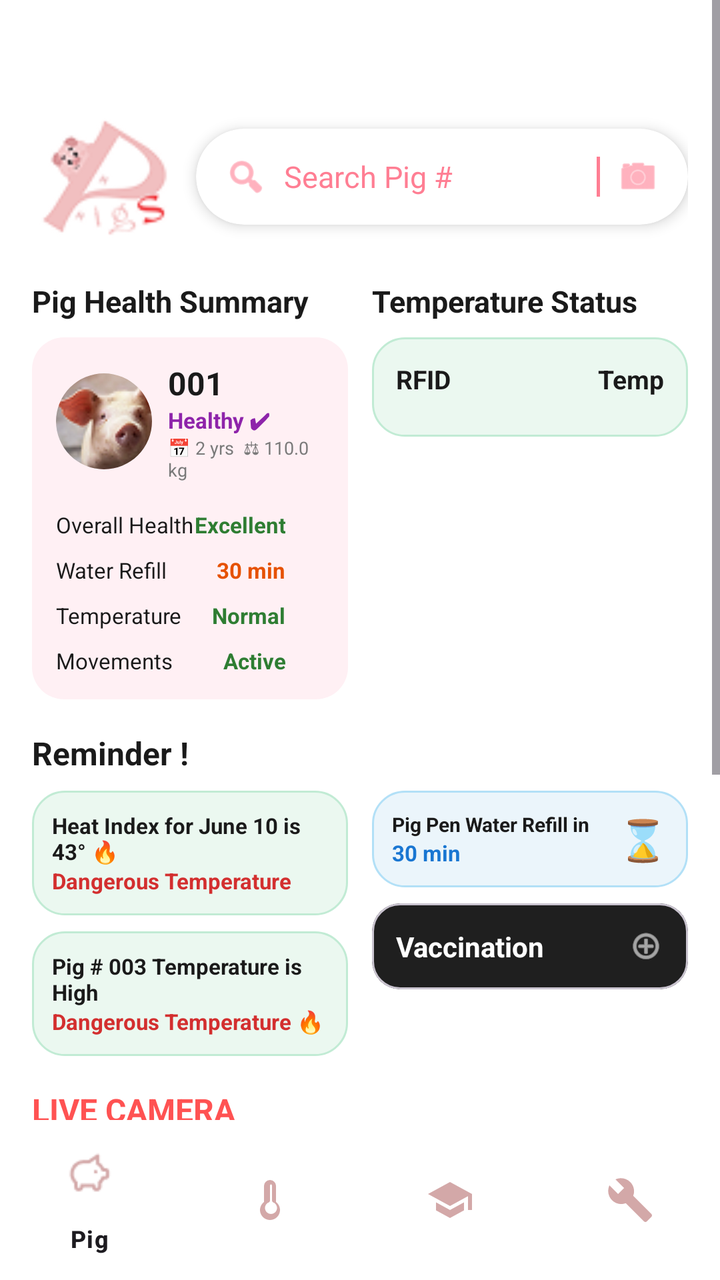
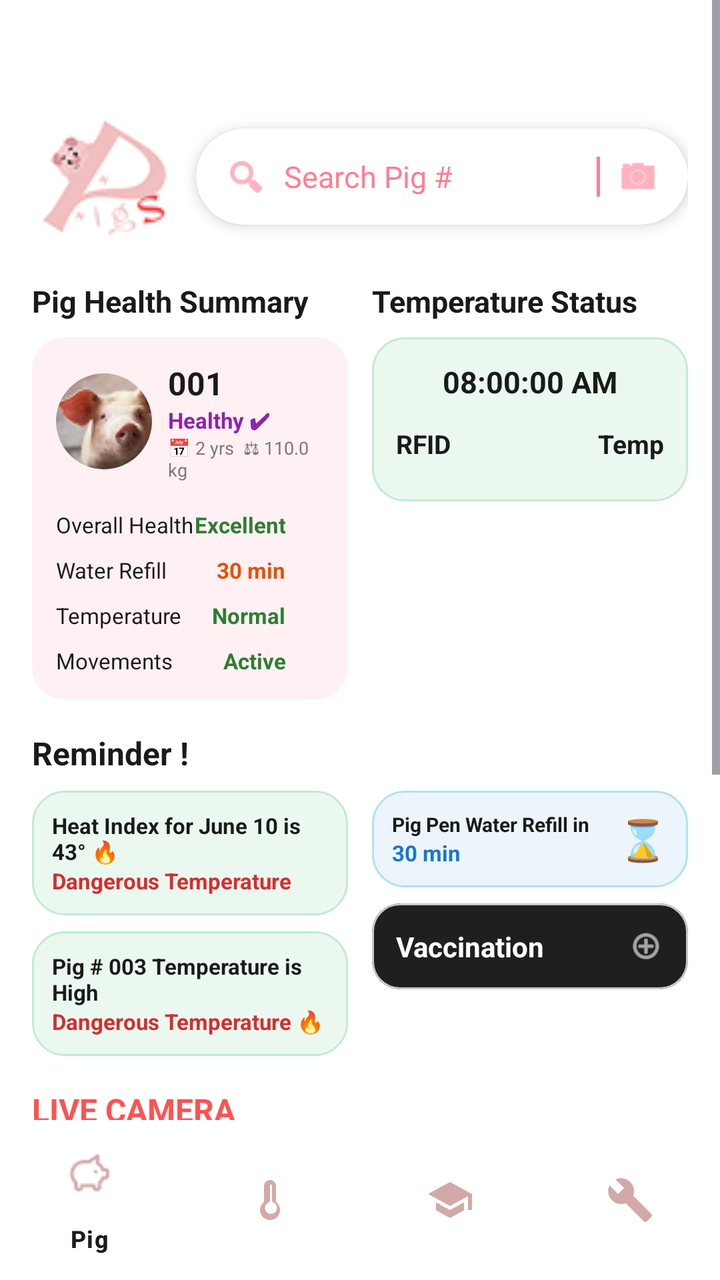

Before-and-after screenshots of an Android layout around one commit, followed by the original layout XML and the change that was made.
<!-- AndroidManifest.xml: application theme Theme.PigS -->
<!-- res/layout/activity_main.xml -->
<?xml version="1.0" encoding="utf-8"?>
<LinearLayout xmlns:android="http://schemas.android.com/apk/res/android"
    xmlns:app="http://schemas.android.com/apk/res-auto"
    android:layout_width="match_parent"
    android:layout_height="match_parent"
    android:background="#FFFFFF"
    android:orientation="vertical">

    <ScrollView
        android:layout_width="match_parent"
        android:layout_height="0dp"
        android:layout_weight="1"
        android:fillViewport="true">

        <LinearLayout
            android:layout_width="match_parent"
            android:layout_height="wrap_content"
            android:orientation="vertical"
            android:padding="16dp">

            <TextView
                android:id="@+id/tvWelcomeMessage"
                android:layout_width="wrap_content"
                android:layout_height="wrap_content"
                android:layout_marginBottom="12dp"
                android:textColor="@color/text_dark"
                android:textSize="18sp"
                android:textStyle="bold" />

            
            <LinearLayout
                android:layout_width="match_parent"
                android:layout_height="wrap_content"
                android:gravity="center_vertical"
                android:orientation="horizontal">

                
                <ImageView
                    android:id="@+id/imgLogo"
                    android:layout_width="72dp"
                    android:layout_height="72dp"
                    android:adjustViewBounds="true"
                    android:contentDescription="PigSensor Logo"
                    android:scaleType="fitCenter"
                    android:src="@drawable/smalllogo" />

                
                <com.google.android.material.card.MaterialCardView
                    android:layout_width="0dp"
                    android:layout_height="48dp"
                    android:layout_marginStart="10dp"
                    android:layout_weight="1"
                    app:cardBackgroundColor="@color/white"
                    app:cardCornerRadius="24dp"
                    app:cardElevation="4dp"
                    app:strokeWidth="0dp">

                    <LinearLayout
                        android:layout_width="match_parent"
                        android:layout_height="match_parent"
                        android:gravity="center_vertical"
                        android:orientation="horizontal"
                        android:paddingHorizontal="14dp">

                        <ImageView
                            android:layout_width="22dp"
                            android:layout_height="22dp"
                            android:src="@android:drawable/ic_menu_search"
                            app:tint="@color/search_hint_pink" />

                        <EditText
                            android:id="@+id/etSearch"
                            android:layout_width="0dp"
                            android:layout_height="match_parent"
                            android:layout_weight="1"
                            android:background="@null"
                            android:hint="Search Pig #"
                            android:paddingHorizontal="8dp"
                            android:textColor="@color/text_dark"
                            android:textColorHint="@color/search_hint_pink"
                            android:textSize="15sp" />

                        
                        <View
                            android:layout_width="1.5dp"
                            android:layout_height="20dp"
                            android:layout_marginEnd="8dp"
                            android:background="@color/search_hint_pink" />

                        <ImageView
                            android:layout_width="22dp"
                            android:layout_height="22dp"
                            android:src="@android:drawable/ic_menu_camera"
                            app:tint="@color/search_hint_pink" />
                    </LinearLayout>
                </com.google.android.material.card.MaterialCardView>
            </LinearLayout>

            
            <LinearLayout
                android:layout_width="match_parent"
                android:layout_height="wrap_content"
                android:layout_marginTop="16dp"
                android:baselineAligned="false"
                android:orientation="horizontal">

                
                <LinearLayout
                    android:layout_width="0dp"
                    android:layout_height="wrap_content"
                    android:layout_marginEnd="6dp"
                    android:layout_weight="1"
                    android:orientation="vertical">

                    <TextView
                        android:layout_width="wrap_content"
                        android:layout_height="wrap_content"
                        android:text="Pig Health Summary"
                        android:textColor="@color/text_dark"
                        android:textSize="15sp"
                        android:textStyle="bold" />

                    <LinearLayout
                        android:layout_width="match_parent"
                        android:layout_height="wrap_content"
                        android:layout_marginTop="8dp"
                        android:background="@drawable/bg_card_pink"
                        android:orientation="vertical"
                        android:padding="12dp">

                        
                        <LinearLayout
                            android:layout_width="match_parent"
                            android:layout_height="wrap_content"
                            android:gravity="center_vertical"
                            android:orientation="horizontal">

                            <com.google.android.material.imageview.ShapeableImageView
                                android:layout_width="48dp"
                                android:layout_height="48dp"
                                android:scaleType="centerCrop"
                                android:src="@drawable/pigdash"
                                app:shapeAppearanceOverlay="@style/ShapeAppearance.Material3.Corner.Full" />

                            <LinearLayout
                                android:layout_width="wrap_content"
                                android:layout_height="wrap_content"
                                android:layout_marginStart="8dp"
                                android:orientation="vertical">

                                <TextView
                                    android:layout_width="wrap_content"
                                    android:layout_height="wrap_content"
                                    android:text="001"
                                    android:textColor="@color/text_dark"
                                    android:textSize="16sp"
                                    android:textStyle="bold" />

                                <TextView
                                    android:layout_width="wrap_content"
                                    android:layout_height="wrap_content"
                                    android:text="Healthy ✔"
                                    android:textColor="@color/text_purple"
                                    android:textSize="11sp"
                                    android:textStyle="bold" />

                                <TextView
                                    android:layout_width="wrap_content"
                                    android:layout_height="wrap_content"
                                    android:text="📅 2 yrs  ⚖ 110.0 kg"
                                    android:textColor="@color/text_muted"
                                    android:textSize="9sp" />
                            </LinearLayout>
                        </LinearLayout>

                        
                        <TableLayout
                            android:layout_width="match_parent"
                            android:layout_height="wrap_content"
                            android:layout_marginTop="14dp">

                            <TableRow android:layout_marginBottom="8dp">

                                <TextView
                                    android:text="Overall Health"
                                    android:textColor="@color/text_dark"
                                    android:textSize="11sp" />

                                <TextView
                                    android:gravity="end"
                                    android:text="Excellent"
                                    android:textColor="@color/text_green"
                                    android:textSize="11sp"
                                    android:textStyle="bold" />
                            </TableRow>

                            <TableRow android:layout_marginBottom="8dp">

                                <TextView
                                    android:text="Water Refill"
                                    android:textColor="@color/text_dark"
                                    android:textSize="11sp" />

                                <TextView
                                    android:gravity="end"
                                    android:text="30 min"
                                    android:textColor="@color/text_orange"
                                    android:textSize="11sp"
                                    android:textStyle="bold" />
                            </TableRow>

                            <TableRow android:layout_marginBottom="8dp">

                                <TextView
                                    android:text="Temperature"
                                    android:textColor="@color/text_dark"
                                    android:textSize="11sp" />

                                <TextView
                                    android:gravity="end"
                                    android:text="Normal"
                                    android:textColor="@color/text_green"
                                    android:textSize="11sp"
                                    android:textStyle="bold" />
                            </TableRow>

                            <TableRow>

                                <TextView
                                    android:text="Movements"
                                    android:textColor="@color/text_dark"
                                    android:textSize="11sp" />

                                <TextView
                                    android:gravity="end"
                                    android:text="Active"
                                    android:textColor="@color/text_green"
                                    android:textSize="11sp"
                                    android:textStyle="bold" />
                            </TableRow>
                        </TableLayout>
                    </LinearLayout>
                </LinearLayout>

                
                <LinearLayout
                    android:layout_width="0dp"
                    android:layout_height="wrap_content"
                    android:layout_marginStart="6dp"
                    android:layout_weight="1"
                    android:orientation="vertical">

                    <TextView
                        android:layout_width="wrap_content"
                        android:layout_height="wrap_content"
                        android:text="Temperature Status"
                        android:textColor="@color/text_dark"
                        android:textSize="15sp"
                        android:textStyle="bold" />

                    <LinearLayout
                        android:layout_width="match_parent"
                        android:layout_height="wrap_content"
                        android:layout_marginTop="8dp"
                        android:background="@drawable/bg_card_green"
                        android:orientation="vertical"
                        android:padding="12dp">

                        <TableLayout
                            android:id="@+id/tableTemperature"
                            android:layout_width="match_parent"
                            android:layout_height="wrap_content"
                            android:stretchColumns="*">

                            
                            <TableRow android:layout_marginBottom="8dp">

                                <TextView
                                    android:layout_width="0dp"
                                    android:layout_height="wrap_content"
                                    android:layout_weight="1"
                                    android:text="RFID"
                                    android:textColor="@color/text_dark"
                                    android:textSize="13sp"
                                    android:textStyle="bold" />

                                <TextView
                                    android:layout_width="0dp"
                                    android:layout_height="wrap_content"
                                    android:layout_weight="1"
                                    android:gravity="end"
                                    android:text="Temp"
                                    android:textColor="@color/text_dark"
                                    android:textSize="13sp"
                                    android:textStyle="bold" />
                            </TableRow>
                        </TableLayout>
                    </LinearLayout>
                </LinearLayout>
            </LinearLayout>

            
            <TextView
                android:layout_width="wrap_content"
                android:layout_height="wrap_content"
                android:layout_marginTop="16dp"
                android:text="Reminder !"
                android:textColor="@color/text_dark"
                android:textSize="16sp"
                android:textStyle="bold" />

            <LinearLayout
                android:layout_width="match_parent"
                android:layout_height="wrap_content"
                android:layout_marginTop="8dp"
                android:orientation="horizontal">

                
                <LinearLayout
                    android:layout_width="0dp"
                    android:layout_height="wrap_content"
                    android:layout_marginEnd="6dp"
                    android:layout_weight="1"
                    android:orientation="vertical">

                    
                    <LinearLayout
                        android:id="@+id/cardHeatIndex"
                        android:layout_width="match_parent"
                        android:layout_height="wrap_content"
                        android:background="@drawable/bg_card_green"
                        android:clickable="true"
                        android:focusable="true"
                        android:foreground="?android:attr/selectableItemBackground"
                        android:orientation="vertical"
                        android:padding="10dp">

                        <TextView
                            android:layout_width="wrap_content"
                            android:layout_height="wrap_content"
                            android:text="Heat Index for June 10 is 43° 🔥"
                            android:textColor="@color/text_dark"
                            android:textSize="11sp"
                            android:textStyle="bold" />

                        <TextView
                            android:layout_width="wrap_content"
                            android:layout_height="wrap_content"
                            android:text="Dangerous Temperature"
                            android:textColor="@color/text_red"
                            android:textSize="11sp"
                            android:textStyle="bold" />
                    </LinearLayout>

                    <LinearLayout
                        android:layout_width="match_parent"
                        android:layout_height="wrap_content"
                        android:layout_marginTop="8dp"
                        android:background="@drawable/bg_card_green"
                        android:orientation="vertical"
                        android:padding="10dp">

                        <TextView
                            android:layout_width="wrap_content"
                            android:layout_height="wrap_content"
                            android:text="Pig # 003 Temperature is High"
                            android:textColor="@color/text_dark"
                            android:textSize="11sp"
                            android:textStyle="bold" />

                        <TextView
                            android:layout_width="wrap_content"
                            android:layout_height="wrap_content"
                            android:text="Dangerous Temperature 🔥"
                            android:textColor="@color/text_red"
                            android:textSize="11sp"
                            android:textStyle="bold" />
                    </LinearLayout>
                </LinearLayout>

                
                <LinearLayout
                    android:layout_width="0dp"
                    android:layout_height="wrap_content"
                    android:layout_marginStart="6dp"
                    android:layout_weight="1"
                    android:orientation="vertical">

                    <LinearLayout
                        android:layout_width="match_parent"
                        android:layout_height="wrap_content"
                        android:background="@drawable/bg_card_blue"
                        android:gravity="center_vertical"
                        android:orientation="horizontal"
                        android:padding="10dp">

                        <LinearLayout
                            android:layout_width="0dp"
                            android:layout_height="wrap_content"
                            android:layout_weight="1"
                            android:orientation="vertical">

                            <TextView
                                android:layout_width="wrap_content"
                                android:layout_height="wrap_content"
                                android:text="Pig Pen Water Refill in"
                                android:textColor="@color/text_dark"
                                android:textSize="10sp"
                                android:textStyle="bold" />

                            <TextView
                                android:layout_width="wrap_content"
                                android:layout_height="wrap_content"
                                android:text="30 min"
                                android:textColor="@color/text_blue"
                                android:textSize="11sp"
                                android:textStyle="bold" />
                        </LinearLayout>

                        <TextView
                            android:layout_width="wrap_content"
                            android:layout_height="wrap_content"
                            android:text="⌛"
                            android:textSize="20sp" />
                    </LinearLayout>

                    <com.google.android.material.card.MaterialCardView
                        android:id="@+id/btnVaccination"
                        android:layout_width="match_parent"
                        android:layout_height="wrap_content"
                        android:layout_marginTop="8dp"
                        app:cardBackgroundColor="@color/btn_dark"
                        app:cardCornerRadius="14dp"
                        app:cardElevation="0dp">

                        <LinearLayout
                            android:layout_width="match_parent"
                            android:layout_height="wrap_content"
                            android:gravity="center_vertical"
                            android:orientation="horizontal"
                            android:padding="12dp">

                            <TextView
                                android:layout_width="0dp"
                                android:layout_height="wrap_content"
                                android:layout_weight="1"
                                android:text="Vaccination"
                                android:textColor="@color/white"
                                android:textSize="14sp"
                                android:textStyle="bold" />

                            <ImageView
                                android:layout_width="18dp"
                                android:layout_height="18dp"
                                android:src="@android:drawable/ic_menu_add"
                                app:tint="@color/white" />
                        </LinearLayout>
                    </com.google.android.material.card.MaterialCardView>
                </LinearLayout>
            </LinearLayout>

            
            <TextView
                android:layout_width="wrap_content"
                android:layout_height="wrap_content"
                android:layout_marginTop="16dp"
                android:text="LIVE CAMERA"
                android:textColor="@color/live_camera_red"
                android:textSize="16sp"
                android:textStyle="bold" />

            <com.google.android.material.card.MaterialCardView
                android:layout_width="match_parent"
                android:layout_height="220dp"
                android:layout_marginTop="8dp"
                app:cardCornerRadius="16dp"
                app:cardElevation="2dp">

                <ImageView
                    android:id="@+id/imgThermalCam"
                    android:layout_width="match_parent"
                    android:layout_height="match_parent"
                    android:scaleType="centerCrop"
                    android:src="@drawable/livecam" />
            </com.google.android.material.card.MaterialCardView>

        </LinearLayout>
    </ScrollView>

    <com.google.android.material.bottomnavigation.BottomNavigationView
        android:id="@+id/bottomNavigationView"
        android:layout_width="match_parent"
        android:layout_height="wrap_content"
        android:background="#FFFFFF"
        app:activeIndicatorLabelPadding="2dp"
        app:itemIconTint="#D3A8A8"
        app:itemPaddingTop="15dp"
        app:menu="@menu/botnav" />

</LinearLayout>
<!-- resources referenced by this layout -->
<resources>
  <color name="btn_dark">#1F1F1F</color>
  <color name="live_camera_red">#FF5252</color>
  <color name="search_hint_pink">#FF7E93</color>
  <color name="text_blue">#1976D2</color>
  <color name="text_dark">#1A1A1A</color>
  <color name="text_green">#2E7D32</color>
  <color name="text_muted">#7A7A7A</color>
  <color name="text_orange">#E65100</color>
  <color name="text_purple">#8E24AA</color>
  <color name="text_red">#D32F2F</color>
  <color name="white">#FFFFFFFF</color>
  <!-- drawable bg_card_blue (drawable) -->
  <?xml version="1.0" encoding="utf-8"?>
  <shape xmlns:android="http://schemas.android.com/apk/res/android">
      <solid android:color="@color/card_blue_bg" />
      <corners android:radius="16dp" />
      <stroke android:width="1dp" android:color="@color/card_blue_stroke" />
  </shape>
  <!-- drawable bg_card_green (drawable) -->
  <?xml version="1.0" encoding="utf-8"?>
  <shape xmlns:android="http://schemas.android.com/apk/res/android">
      <solid android:color="@color/card_green_bg" />
      <corners android:radius="16dp" />
      <stroke android:width="1dp" android:color="@color/card_green_stroke" />
  </shape>
  <!-- drawable bg_card_pink (drawable) -->
  <?xml version="1.0" encoding="utf-8"?>
  <shape xmlns:android="http://schemas.android.com/apk/res/android">
      <solid android:color="@color/card_pink_bg" />
      <corners android:radius="16dp" />
  </shape>
  <!-- drawable livecam: png bitmap (drawable, 180392 bytes) -->
  <!-- drawable pigdash: png bitmap (drawable, 6407 bytes) -->
  <!-- drawable smalllogo: png bitmap (drawable, 3336 bytes) -->
  <style name="Theme.PigS" parent="Base.Theme.PigS" />
  <color name="card_blue_bg">#EBF5FB</color>
  <color name="card_blue_stroke">#B2E0F7</color>
  <color name="card_green_bg">#EBF8F0</color>
  <color name="card_green_stroke">#C1EBD4</color>
  <color name="card_pink_bg">#FFF0F4</color>
  <style name="Base.Theme.PigS" parent="Theme.Material3.DayNight.NoActionBar">
          
      </style>
</resources>

<!-- the commit's change to res/layout/activity_main.xml (unified diff, before → after) -->
@@ -266,6 +266,19 @@
                         android:orientation="vertical"
                         android:padding="12dp">
 
+                        <TextClock
+                            android:id="@+id/textClock"
+                            android:layout_width="wrap_content"
+                            android:layout_height="wrap_content"
+                            android:layout_gravity="center_horizontal"
+                            android:layout_marginBottom="12dp"
+                            android:format12Hour="hh:mm:ss a"
+                            android:format24Hour="HH:mm:ss"
+                            android:timeZone="Asia/Manila"
+                            android:textColor="@color/text_dark"
+                            android:textSize="15sp"
+                            android:textStyle="bold" />
+
                         <TableLayout
                             android:id="@+id/tableTemperature"
                             android:layout_width="match_parent"
@@ -293,6 +306,8 @@
                                     android:textColor="@color/text_dark"
                                     android:textSize="13sp"
                                     android:textStyle="bold" />
+
+
                             </TableRow>
                         </TableLayout>
                     </LinearLayout>
